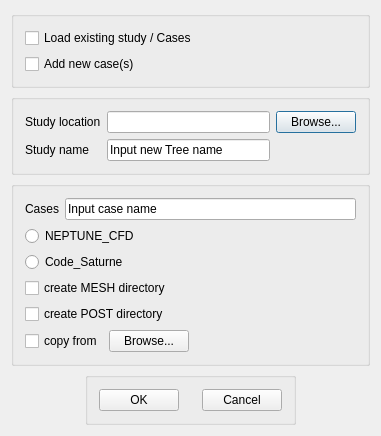
The window that cfd_study/src/CFDSTUDYGUI/SetTreeLocationDialog.ui (code-saturne/salome_cfd_extensions) describes before a commit, drawn with Qt 5.
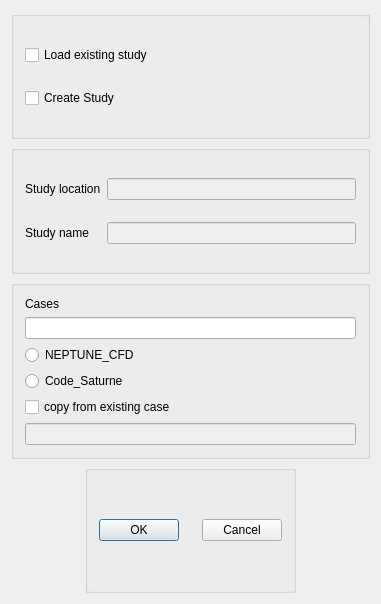
The same window after the commit.

Commit message: Some improvements in CFD_STUDY. Provided by M. Paolillo.  * CFDSTUDY bugs fixed including Qt4 to Qt5 bug  * Correction of bugs: ex : popup actions closeGUI was enabled on a not opened case,    if another case opened, and multi-selected objects not    authorized for the moment  * DATA/REFERENCE folder added into CFDSTUDY DATA MODEL for SALOME  * SRC/EXAMPLES directory added into SALOME  * study and bugs fixed  * SaveAsDataFile bugs fixed

Patch:
```diff
--- a/cfd_study/src/CFDSTUDYGUI/SetTreeLocationDialog.ui
+++ b/cfd_study/src/CFDSTUDYGUI/SetTreeLocationDialog.ui
@@ -7,7 +7,7 @@
     <x>0</x>
     <y>0</y>
     <width>381</width>
-    <height>378</height>
+    <height>604</height>
    </rect>
   </property>
   <property name="windowTitle">
@@ -16,8 +16,8 @@
   <property name="modal">
    <bool>true</bool>
   </property>
-  <layout class="QGridLayout" name="gridLayout_4">
-   <item row="0" column="0">
+  <layout class="QVBoxLayout" name="verticalLayout_3">
+   <item>
     <widget class="QGroupBox" name="groupBox">
      <property name="title">
       <string/>
@@ -25,22 +25,40 @@
      <layout class="QGridLayout" name="gridLayout_3">
       <item row="0" column="0">
        <widget class="QCheckBox" name="checkBoxLoad">
+        <property name="enabled">
+         <bool>true</bool>
+        </property>
         <property name="text">
-         <string>Load existing study / Cases</string>
+         <string>Load existing study</string>
+        </property>
+        <property name="checkable">
+         <bool>true</bool>
+        </property>
+        <property name="checked">
+         <bool>false</bool>
+        </property>
+        <property name="autoExclusive">
+         <bool>false</bool>
         </property>
        </widget>
       </item>
       <item row="1" column="0">
        <widget class="QCheckBox" name="checkBoxCreate">
         <property name="text">
-         <string>Add new case(s)</string>
+         <string>Create Study</string>
+        </property>
+        <property name="checked">
+         <bool>false</bool>
+        </property>
+        <property name="autoExclusive">
+         <bool>false</bool>
         </property>
        </widget>
       </item>
      </layout>
     </widget>
    </item>
-   <item row="1" column="0">
+   <item>
     <widget class="QGroupBox" name="StudyGB">
      <property name="title">
       <string/>
@@ -59,16 +77,6 @@
         </property>
        </widget>
       </item>
-      <item row="0" column="1">
-       <widget class="QLineEdit" name="StudyDirName"/>
-      </item>
-      <item row="0" column="2">
-       <widget class="QPushButton" name="BrowseButton">
-        <property name="text">
-         <string>Browse...</string>
-        </property>
-       </widget>
-      </item>
       <item row="1" column="0">
        <widget class="QLabel" name="NameLabel">
         <property name="text">
@@ -81,16 +89,32 @@
       </item>
       <item row="1" column="1">
        <widget class="QLineEdit" name="StudyLineEdit">
+        <property name="enabled">
+         <bool>false</bool>
+        </property>
+        <property name="toolTip">
+         <string>New study directory name created</string>
+        </property>
         <property name="text">
-         <string>Input new Tree name</string>
+         <string/>
+        </property>
+       </widget>
+      </item>
+      <item row="0" column="1">
+       <widget class="QLineEdit" name="StudyDirName">
+        <property name="enabled">
+         <bool>false</bool>
         </property>
        </widget>
       </item>
      </layout>
     </widget>
    </item>
-   <item row="2" column="0">
+   <item>
     <widget class="QGroupBox" name="CaseGroupBox">
+     <property name="enabled">
+      <bool>true</bool>
+     </property>
      <property name="title">
       <string/>
      </property>
@@ -100,8 +124,8 @@
      <property name="checked">
       <bool>false</bool>
      </property>
-     <layout class="QGridLayout" name="gridLayout">
-      <item row="0" column="0">
+     <layout class="QVBoxLayout" name="verticalLayout_2">
+      <item>
        <widget class="QLabel" name="CaseLabel">
         <property name="text">
          <string>Cases</string>
@@ -111,14 +135,14 @@
         </property>
        </widget>
       </item>
-      <item row="0" column="1">
+      <item>
        <widget class="QLineEdit" name="CaseLineEdit">
         <property name="text">
-         <string>Input case name</string>
+         <string/>
         </property>
        </widget>
       </item>
-      <item row="1" column="0" colspan="2">
+      <item>
        <layout class="QVBoxLayout" name="verticalLayout">
         <item>
          <widget class="QRadioButton" name="radioButtonNeptune">
@@ -135,56 +159,28 @@
          </widget>
         </item>
         <item>
-         <widget class="QCheckBox" name="checkBoxMesh">
+         <widget class="QCheckBox" name="checkBoxCopyFrom">
           <property name="text">
-           <string>create MESH directory</string>
+           <string>copy from existing case</string>
           </property>
+          <property name="checkable">
+           <bool>true</bool>
+          </property>
          </widget>
         </item>
         <item>
-         <widget class="QCheckBox" name="checkBoxPOST">
-          <property name="text">
-           <string>create POST directory</string>
+         <widget class="QLineEdit" name="copyFromCase">
+          <property name="enabled">
+           <bool>false</bool>
           </property>
          </widget>
         </item>
-        <item>
-         <layout class="QHBoxLayout" name="horizontalLayout_2">
-          <item>
-           <widget class="QCheckBox" name="checkBoxCopyFrom">
-            <property name="text">
-             <string>copy from</string>
-            </property>
-           </widget>
-          </item>
-          <item>
-           <widget class="QPushButton" name="BrowseButtonCopy">
-            <property name="text">
-             <string>Browse...</string>
-            </property>
-           </widget>
-          </item>
-          <item>
-           <spacer name="horizontalSpacer">
-            <property name="orientation">
-             <enum>Qt::Horizontal</enum>
-            </property>
-            <property name="sizeHint" stdset="0">
-             <size>
-              <width>40</width>
-              <height>20</height>
-             </size>
-            </property>
-           </spacer>
-          </item>
-         </layout>
-        </item>
        </layout>
       </item>
      </layout>
     </widget>
    </item>
-   <item row="3" column="0">
+   <item>
     <layout class="QHBoxLayout" name="horizontalLayout">
      <item>
       <spacer name="horizontalSpacer_4">
```
Left out of the diff: 35 changed lines with no effect on the pictures. The commit also changes 8 other files.
